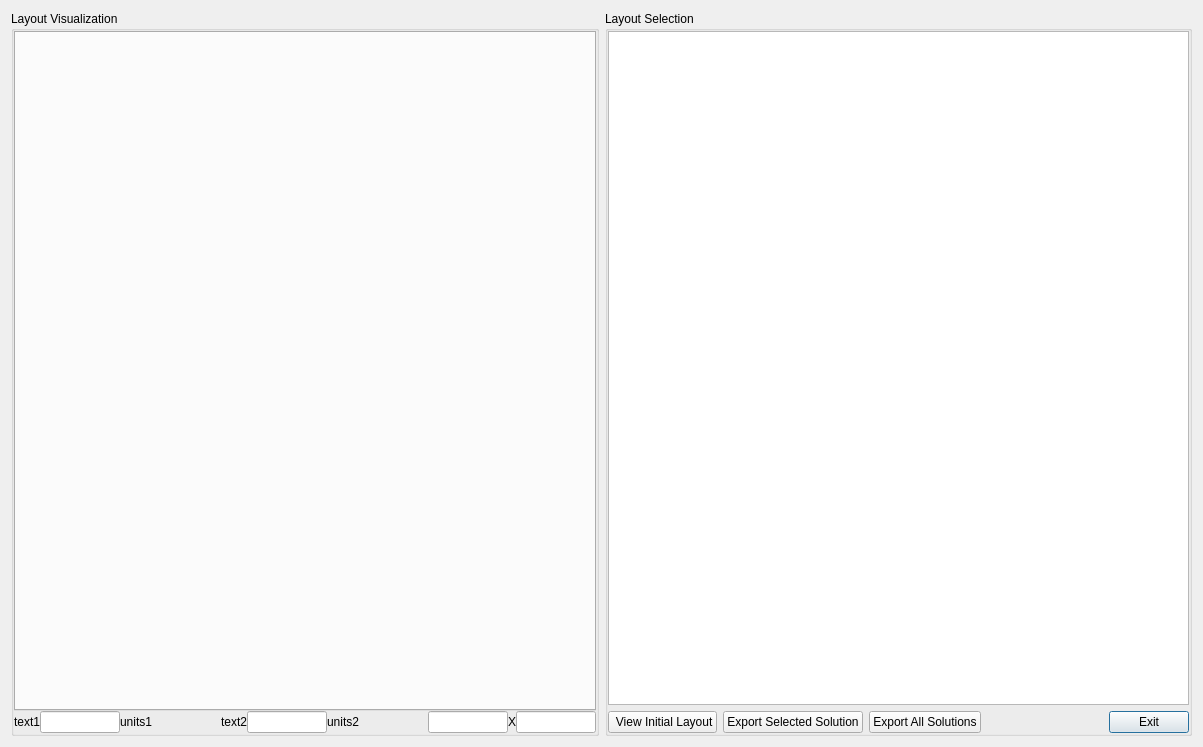
This is qt/ui/solutionBrowser.ui in e3da/PowerSynth2-gui as Qt 5 draws it before an edit. The edited form follows.
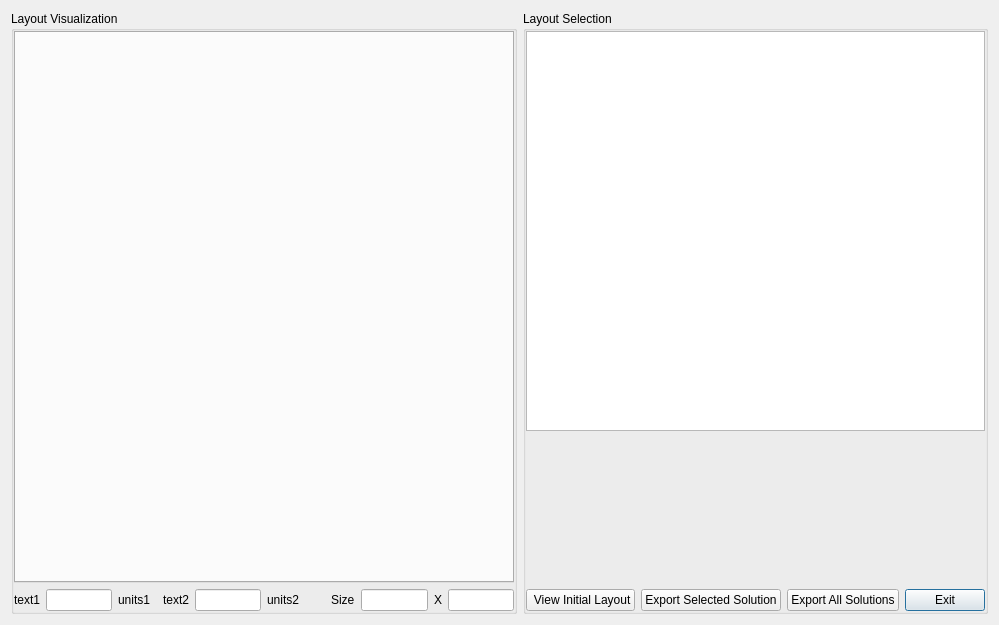
This is the edited form.

```diff
--- a/qt/ui/solutionBrowser.ui
+++ b/qt/ui/solutionBrowser.ui
@@ -6,16 +6,28 @@
    <rect>
     <x>0</x>
     <y>0</y>
-    <width>1203</width>
-    <height>747</height>
+    <width>999</width>
+    <height>625</height>
    </rect>
   </property>
+  <property name="sizePolicy">
+   <sizepolicy hsizetype="Expanding" vsizetype="Expanding">
+    <horstretch>0</horstretch>
+    <verstretch>0</verstretch>
+   </sizepolicy>
+  </property>
   <property name="windowTitle">
    <string>Solution Browser </string>
   </property>
   <layout class="QHBoxLayout" name="horizontalLayout_3">
    <item>
     <widget class="QGroupBox" name="grbox_view">
+     <property name="sizePolicy">
+      <sizepolicy hsizetype="Expanding" vsizetype="Expanding">
+       <horstretch>0</horstretch>
+       <verstretch>0</verstretch>
+      </sizepolicy>
+     </property>
      <property name="minimumSize">
       <size>
        <width>0</width>
@@ -36,7 +48,7 @@
      </property>
      <layout class="QVBoxLayout" name="verticalLayout_2">
       <property name="spacing">
-       <number>0</number>
+       <number>6</number>
       </property>
       <property name="leftMargin">
        <number>0</number>
@@ -45,14 +57,6 @@
        <number>0</number>
       </property>
       <property name="rightMargin">
-       <number>0</number>
-      </property>
-      <property name="bottomMargin">
-       <number>0</number>
-      </property>
-      <item>
-       <layout class="QVBoxLayout" name="verticalLayout">
-        <property name="topMargin">
          <number>0</number>
         </property>
         <property name="bottomMargin">
@@ -61,15 +65,15 @@
         <item>
          <widget class="QTabWidget" name="tabWidget">
           <property name="sizePolicy">
-           <sizepolicy hsizetype="Preferred" vsizetype="Expanding">
+         <sizepolicy hsizetype="Expanding" vsizetype="Expanding">
             <horstretch>0</horstretch>
             <verstretch>0</verstretch>
            </sizepolicy>
           </property>
           <property name="minimumSize">
            <size>
-            <width>300</width>
-            <height>300</height>
+          <width>400</width>
+          <height>400</height>
            </size>
           </property>
           <property name="maximumSize">
@@ -95,7 +99,7 @@
           <item>
            <widget class="QLineEdit" name="lineEdit_x">
             <property name="sizePolicy">
-             <sizepolicy hsizetype="Fixed" vsizetype="Fixed">
+           <sizepolicy hsizetype="Preferred" vsizetype="Preferred">
               <horstretch>0</horstretch>
               <verstretch>0</verstretch>
              </sizepolicy>
@@ -138,7 +142,7 @@
           <item>
            <widget class="QLineEdit" name="lineEdit_y">
             <property name="sizePolicy">
-             <sizepolicy hsizetype="Fixed" vsizetype="Fixed">
+           <sizepolicy hsizetype="Preferred" vsizetype="Preferred">
               <horstretch>0</horstretch>
               <verstretch>0</verstretch>
              </sizepolicy>
@@ -171,10 +175,17 @@
             </property>
            </spacer>
           </item>
+        <item>
+         <widget class="QLabel" name="label_2">
+          <property name="text">
+           <string>Size</string>
+          </property>
+         </widget>
+        </item>
           <item>
            <widget class="QLineEdit" name="lineEdit_size_w">
             <property name="sizePolicy">
-             <sizepolicy hsizetype="Fixed" vsizetype="Fixed">
+           <sizepolicy hsizetype="Preferred" vsizetype="Preferred">
               <horstretch>0</horstretch>
               <verstretch>0</verstretch>
              </sizepolicy>
@@ -197,7 +208,7 @@
           <item>
            <widget class="QLineEdit" name="lineEdit_size_h">
             <property name="sizePolicy">
-             <sizepolicy hsizetype="Fixed" vsizetype="Fixed">
+           <sizepolicy hsizetype="Preferred" vsizetype="Preferred">
               <horstretch>0</horstretch>
               <verstretch>0</verstretch>
              </sizepolicy>
@@ -209,8 +220,6 @@
              </size>
             </property>
            </widget>
-          </item>
-         </layout>
         </item>
        </layout>
       </item>
@@ -238,7 +247,7 @@
       <item>
        <widget class="QGraphicsView" name="grview_sols_browser">
         <property name="sizePolicy">
-         <sizepolicy hsizetype="Maximum" vsizetype="Expanding">
+         <sizepolicy hsizetype="Expanding" vsizetype="Expanding">
           <horstretch>0</horstretch>
           <verstretch>0</verstretch>
          </sizepolicy>
@@ -263,12 +272,25 @@
         </property>
        </widget>
       </item>
+      <item>
+       <spacer name="verticalSpacer">
+        <property name="orientation">
+         <enum>Qt::Vertical</enum>
+        </property>
+        <property name="sizeHint" stdset="0">
+         <size>
+          <width>20</width>
+          <height>40</height>
+         </size>
+        </property>
+       </spacer>
+      </item>
       <item>
        <layout class="QHBoxLayout" name="horizontalLayout_2">
         <item>
          <widget class="QPushButton" name="btn_initial_layout">
           <property name="sizePolicy">
-           <sizepolicy hsizetype="Fixed" vsizetype="Fixed">
+           <sizepolicy hsizetype="Preferred" vsizetype="Preferred">
             <horstretch>0</horstretch>
             <verstretch>0</verstretch>
            </sizepolicy>
@@ -292,6 +314,12 @@
         </item>
         <item>
          <widget class="QPushButton" name="btn_export_selected">
+          <property name="sizePolicy">
+           <sizepolicy hsizetype="Preferred" vsizetype="Preferred">
+            <horstretch>0</horstretch>
+            <verstretch>0</verstretch>
+           </sizepolicy>
+          </property>
           <property name="maximumSize">
            <size>
             <width>200</width>
@@ -311,6 +339,12 @@
         </item>
         <item>
          <widget class="QPushButton" name="btn_export_all">
+          <property name="sizePolicy">
+           <sizepolicy hsizetype="Preferred" vsizetype="Preferred">
+            <horstretch>0</horstretch>
+            <verstretch>0</verstretch>
+           </sizepolicy>
+          </property>
           <property name="maximumSize">
            <size>
             <width>200</width>
@@ -341,7 +375,7 @@
         <item>
          <widget class="QPushButton" name="btn_exit">
           <property name="sizePolicy">
-           <sizepolicy hsizetype="Fixed" vsizetype="Fixed">
+           <sizepolicy hsizetype="Preferred" vsizetype="Preferred">
             <horstretch>0</horstretch>
             <verstretch>0</verstretch>
            </sizepolicy>
```
Left out of the diff: 2 changed lines with no effect on the pictures. Lines whose indentation alone changed are shown as unchanged.
